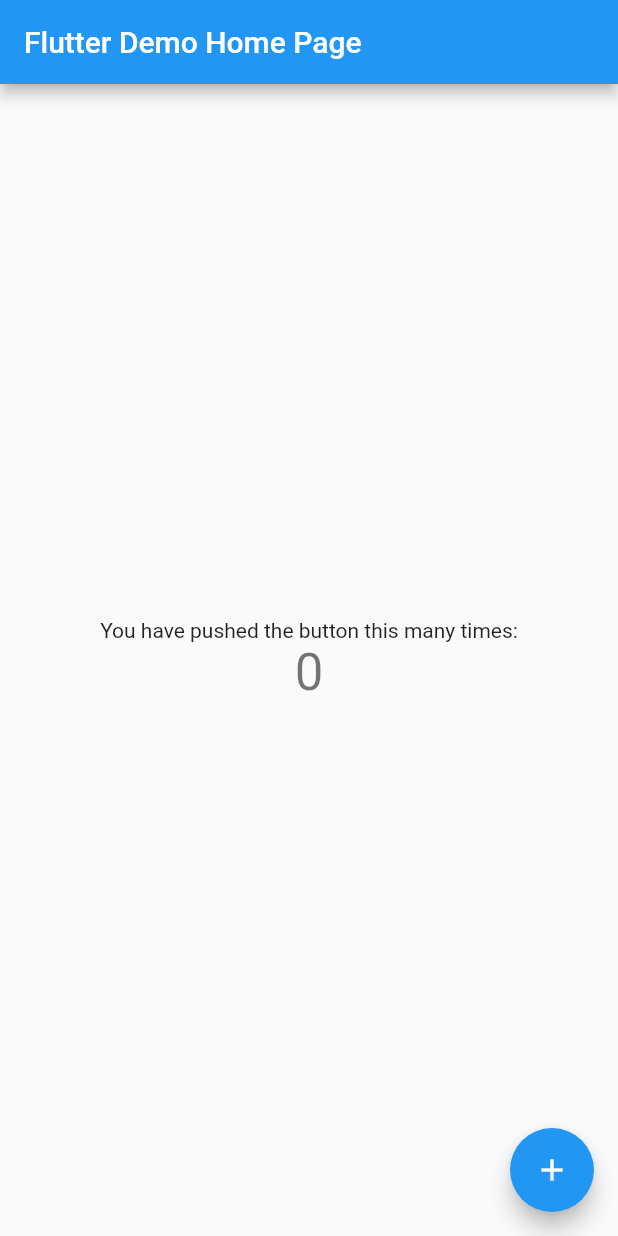
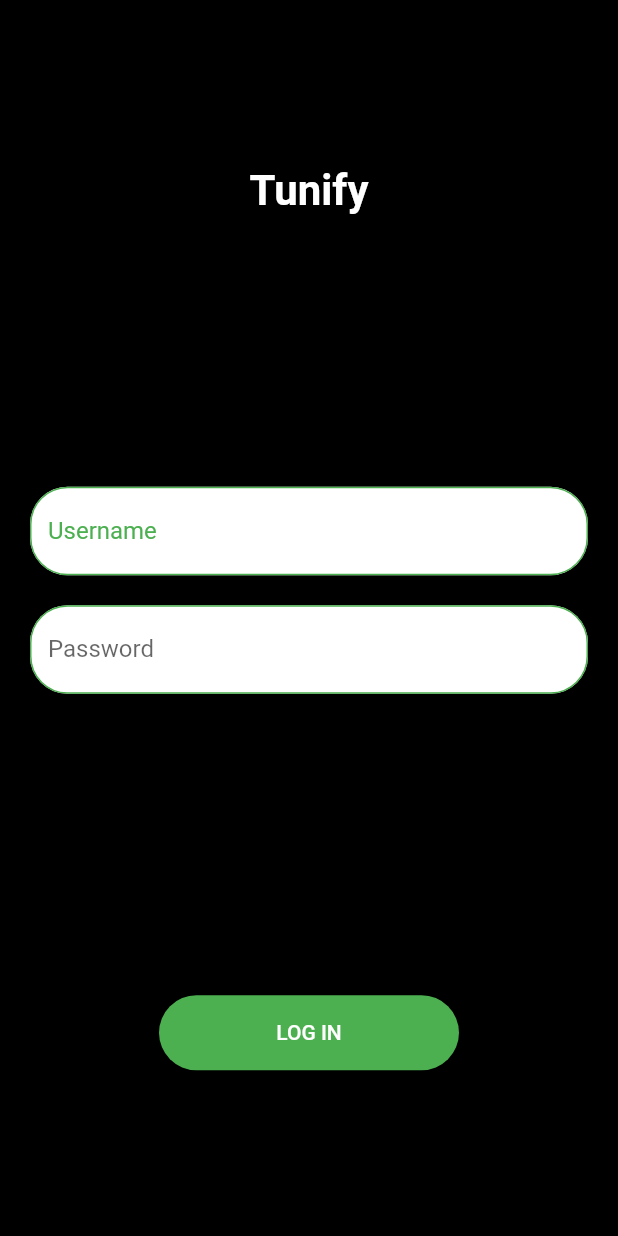
Before and after one commit to Asrat77/tunify, a Flutter app: the screen it shows after launch, on a phone screen of 412 x 824 dp. Run offline on Flutter 3.47's test engine with Material 2 defaults, Android fonts, the phone set to English and light mode, and no system bars.

Commit message:
update login_screen

```diff
--- a/tunify/lib/main.dart
+++ b/tunify/lib/main.dart
@@ -1,4 +1,5 @@
 import 'package:flutter/material.dart';
+import 'package:tunify/ui/screens/login_screen.dart';
 
 void main() {
   runApp(const MyApp());
@@ -24,7 +25,7 @@
         // is not restarted.
         primarySwatch: Colors.blue,
       ),
-      home: const MyHomePage(title: 'Flutter Demo Home Page'),
+      home:  Login_Screen(),
     );
   }
 }
--- a/tunify/lib/ui/screens/login_screen.dart
+++ b/tunify/lib/ui/screens/login_screen.dart
@@ -0,0 +1,216 @@
+// import 'package:flutter/material.dart';
+// import 'package:flutter/src/widgets/framework.dart';
+// import 'package:flutter/src/widgets/placeholder.dart';
+
+// class Login_Screen extends StatefulWidget {
+//   @override
+//   _Login_ScreenState createState() => _Login_ScreenState();
+// }
+
+// class _Login_ScreenState extends State<Login_Screen> {
+//   final _formKey = GlobalKey<FormState>();
+//   late String _email;
+//   @override
+//   Widget build(BuildContext context) {
+//     return Scaffold(
+//       backgroundColor: Colors.black,
+//       body: SafeArea(
+//           child: Center(
+//         child: Column(
+//           children: [
+//             SizedBox(
+//               height: 180,
+//             ),
+//             Center(
+//               child: Icon(
+//                 Icons.account_circle_outlined,
+//                 color: Colors.green,
+//               ),
+//             ),
+//             Center(
+//               child: Text(
+//                 "Tunify",
+//                 style: TextStyle(
+//                     color: Colors.white,
+//                     fontWeight: FontWeight.bold,
+//                     fontSize: 40),
+//               ),
+//             ),
+//             Padding(
+//               padding: const EdgeInsets.all(16.0),
+//               child: Form(
+//                 key: _formKey,
+
+//                 child: Column(
+
+//                   crossAxisAlignment: CrossAxisAlignment.stretch,
+//                   children: [
+
+//                     TextField(
+
+
+//                       decoration: InputDecoration(hintText: "hello",  border: new OutlineInputBorder(
+//                             borderSide: new BorderSide(
+//                               color: Colors.teal,),)
+//     //                          ,fillColor: Colors.green,border: OutlineInputBorder(
+
+
+//     //  borderRadius: BorderRadius.all(
+
+
+//     //      Radius.circular(20.0),
+
+// //     //  ),
+// //      borderSide: BorderSide(color: Colors.green)
+// // ),
+
+
+// ),
+
+//                       // validator: (value) {
+
+//                       //   TextStyle(color: Colors.white);
+//                       //   if (value!.isEmpty) {
+//                       //     return 'Please enter your email';
+//                       //   }
+//                       //   return null;
+//                       // },
+//                       // onSaved: (value) {
+//                       //   _email = value!;
+//                       // },
+//                     ),
+//                     SizedBox(height: 16),
+//                     ElevatedButton(
+//                        style: ElevatedButton.styleFrom(
+//                        backgroundColor: Colors.green, // Set background color here
+//                         ),
+
+//                       child: Text(
+//                         'Sign In',
+//                         style: TextStyle(color: Colors.white),
+//                       ),
+//                       onPressed: () {
+//                         if (_formKey.currentState!.validate()) {
+//                           _formKey.currentState!.save();
+//                           // TODO: implement sign in logic using the email
+//                         }
+//                       },
+//                     ),
+//                   ],
+//                 ),
+//               ),
+//             ),
+//           ],
+//         ),
+//       )),
+//     );
+//   }
+// }
+
+
+
+
+import 'package:flutter/material.dart';
+
+class Login_Screen extends StatelessWidget {
+  final TextEditingController usernameController = TextEditingController();
+  final TextEditingController passwordController = TextEditingController();
+
+  @override
+  Widget build(BuildContext context) {
+    return Scaffold(
+      backgroundColor: Colors.black,
+      body: SafeArea(
+        child: Padding(
+          padding: EdgeInsets.all(20.0),
+          child: Center(
+            child: Column(
+              crossAxisAlignment: CrossAxisAlignment.center,
+              mainAxisAlignment: MainAxisAlignment.spaceAround,
+              children: <Widget>[
+
+                Text(
+                  'Tunify',
+                  style: TextStyle(
+                    fontSize: 28.0,
+                    fontWeight: FontWeight.bold,
+                    color: Colors.white
+                  ),
+                ),
+                Column(
+
+                  children: [
+
+
+                 TextField(
+                  controller: usernameController,
+                  decoration: InputDecoration(
+                    filled: true,
+                    fillColor: Colors.white,
+                    enabledBorder: OutlineInputBorder(
+                      borderRadius: BorderRadius.circular(25.0),
+                      borderSide: BorderSide(color: Colors.green)
+                    ),
+                    border: OutlineInputBorder(
+                      borderRadius: BorderRadius.circular(10.0),
+                    ),
+                    focusedBorder: OutlineInputBorder(
+                      borderRadius: BorderRadius.circular(20.0),
+                      borderSide: BorderSide(color: Colors.green)
+                    ),
+                    labelText: 'Username',labelStyle: TextStyle(color: Colors.green)
+                  ),
+                ),
+                SizedBox(height: 20.0),
+                TextField(
+                  controller: passwordController,
+                  decoration: InputDecoration(
+
+                    filled: true,
+                    fillColor: Colors.white,
+                     enabledBorder: OutlineInputBorder(
+                      borderRadius: BorderRadius.circular(25.0),
+                      borderSide: BorderSide(color: Colors.green)
+                    ),
+                    border: OutlineInputBorder(
+
+                      borderRadius: BorderRadius.circular(20.0),
+                    ),
+                    labelText: 'Password',
+                  ),
+                  obscureText: true,
+                ), ],
+                ),
+                Column(
+                  children: [
+                    SizedBox(height: 20.0),
+
+                SizedBox(
+                  width: 200,
+                  height: 50,
+                  child: ElevatedButton(
+                  style: ElevatedButton.styleFrom(
+                    primary: Colors.green,
+                    onPrimary: Colors.white,
+
+                    shape: RoundedRectangleBorder(
+                      borderRadius: BorderRadius.circular(32),
+
+                    ),
+
+                  ),
+                    onPressed: () {
+                      // Perform login action here
+                    },
+                    child: Text('LOG IN'),
+                  ),
+                ),  ],
+                ),
+              ],
+            ),
+          ),
+        ),
+      ),
+    );
+  }
+}
```
